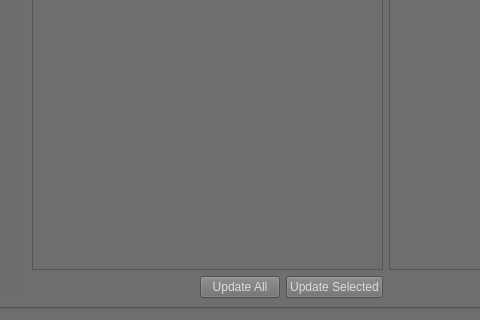
The window that ui/superSaver_UI.ui (SleepDeprivedVFX/versionUp) describes before a commit, drawn with Qt 5; both pictures show x 208 to 688 and y 402 to 722 of the 969 by 722 pixel window.
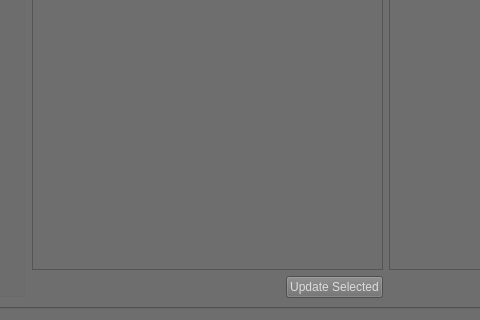
The same window after the commit. The open tabs and pages were chosen to show the change.

Commit message: v1.1.3: Reference updater now works.  I found that the Copy To function is missing an underscore for Assets

Diff of the .ui file:
```diff
--- a/ui/superSaver_UI.ui
+++ b/ui/superSaver_UI.ui
@@ -664,13 +664,6 @@
              </property>
             </spacer>
            </item>
-           <item>
-            <widget class="QPushButton" name="updateAllRefs_btn">
-             <property name="text">
-              <string>Update All</string>
-             </property>
-            </widget>
-           </item>
            <item>
             <widget class="QPushButton" name="updateRefs_btn">
              <property name="text">
```
The commit also changes 2 other files.
